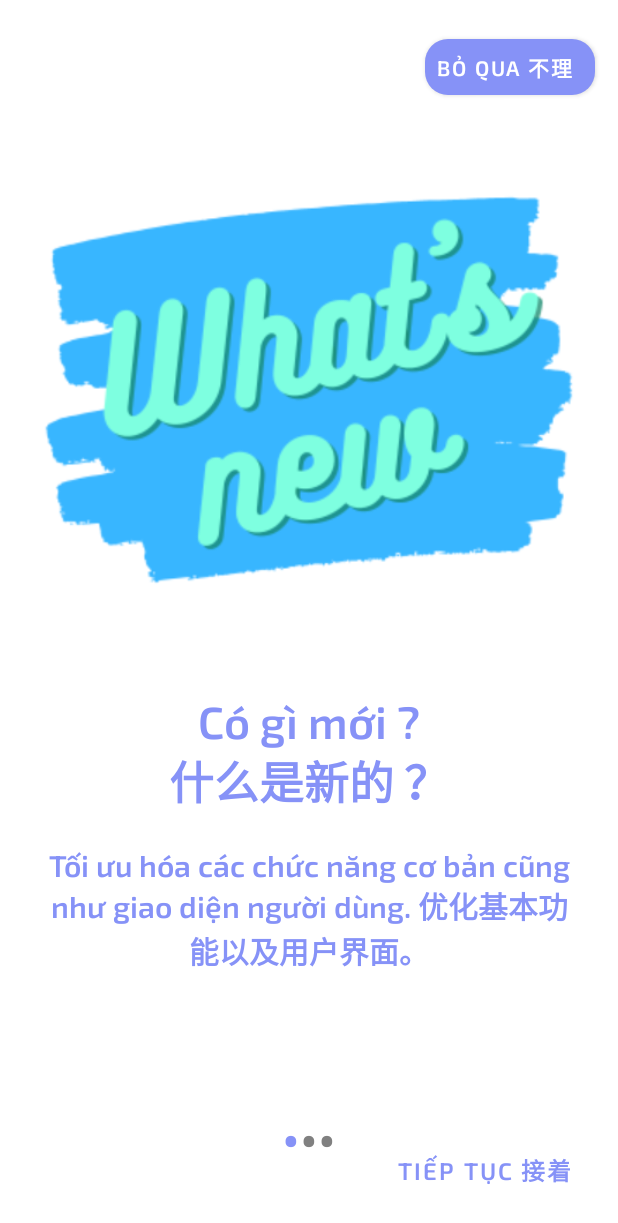
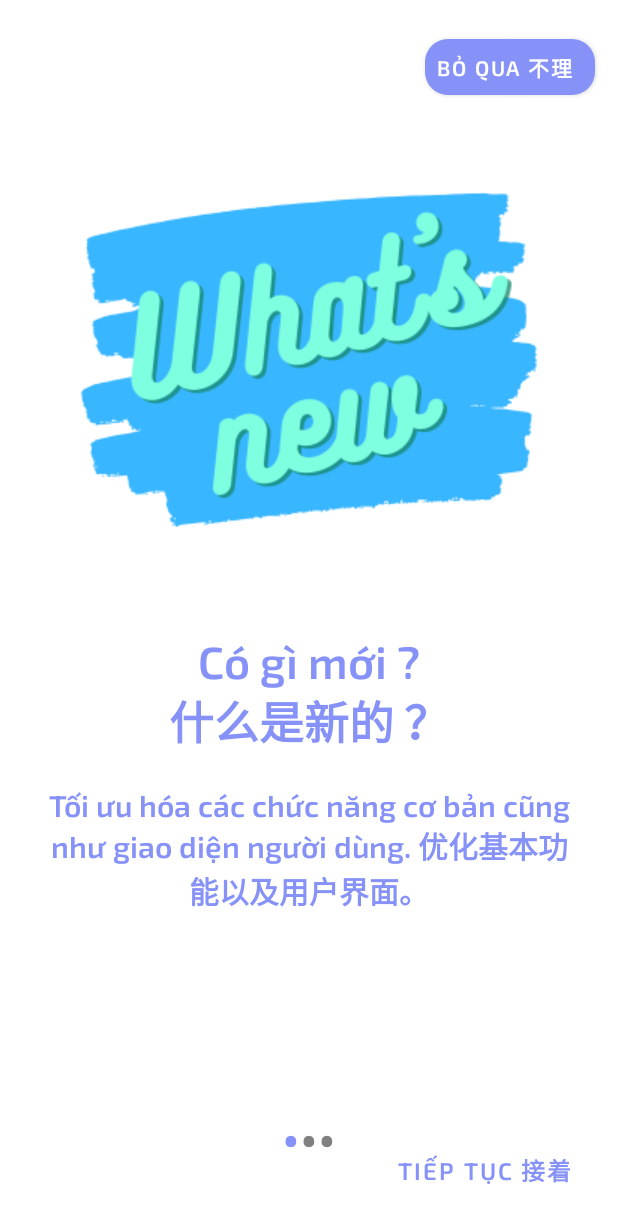
Before and after one commit to zz2zz22/techlink-mobile-all-in-one, an Android app: the screen it shows after launch (NavigationActivity), on a phone screen of 412 x 824 dp. Shown: the top 1223 px of the screen. Run offline under Robolectric (Android 15) with nearby library versions, the phone set to English and light mode, and no system bars.

Commit message:
UI modifications

```diff
--- a/app/src/main/res/layout/activity_main.xml
+++ b/app/src/main/res/layout/activity_main.xml
@@ -4,7 +4,7 @@
     xmlns:tools="http://schemas.android.com/tools"
     android:layout_width="match_parent"
     android:layout_height="match_parent"
-    android:background="@color/lavender"
+    android:background="@color/white"
     tools:context=".MainActivity">
 
     <ImageView
--- a/app/src/main/res/layout/application_button_recycler.xml
+++ b/app/src/main/res/layout/application_button_recycler.xml
@@ -8,7 +8,7 @@
 
     <androidx.cardview.widget.CardView
         android:layout_width="wrap_content"
-        android:layout_height="250dp"
+        android:layout_height="330dp"
         android:id="@+id/recCard"
         app:cardElevation="8dp"
         app:cardCornerRadius="16dp"
--- a/app/src/main/res/layout/fragment_home.xml
+++ b/app/src/main/res/layout/fragment_home.xml
@@ -21,7 +21,7 @@
             android:id="@+id/search"
             app:iconifiedByDefault="false"
             app:searchHintIcon="@null"
-            app:queryHint="Search..."
+            app:queryHint="Tìm kiếm 搜索 ..."
             android:focusable="false"
             app:closeIcon="@drawable/baseline_clear_24"
             app:searchIcon="@drawable/baseline_search_24"
--- a/app/src/main/res/layout/slider_screen.xml
+++ b/app/src/main/res/layout/slider_screen.xml
@@ -6,13 +6,7 @@
     xmlns:app="http://schemas.android.com/apk/res-auto"
     android:orientation="vertical"
     app:flow_horizontalAlign="center">
-    <ImageView
-        android:id="@+id/sliderImage"
-        android:layout_width="match_parent"
-        android:layout_height="300dp"
-        android:layout_marginTop="10dp"
-        android:scaleType="centerCrop"
-        android:src="@drawable/walkthrough_whatsnew"/>
+
     <ScrollView
         android:layout_width="match_parent"
         android:layout_height="match_parent">
@@ -21,6 +15,13 @@
             android:layout_height="match_parent"
             android:orientation="vertical"
             app:flow_horizontalAlign="center">
+            <ImageView
+                android:id="@+id/sliderImage"
+                android:layout_width="match_parent"
+                android:layout_height="wrap_content"
+                android:layout_marginTop="10dp"
+                android:scaleType="centerInside"
+                android:src="@drawable/walkthrough_whatsnew"/>
             <TextView
                 android:id="@+id/sliderTitle"
                 android:layout_width="match_parent"
```
Also changed, not shown: app/src/main/res/layout/activity_get_started.xml (+7 -6 lines), app/src/main/res/layout/fragment_f_s_e_q_r_scan.xml (+24 -3 lines).
